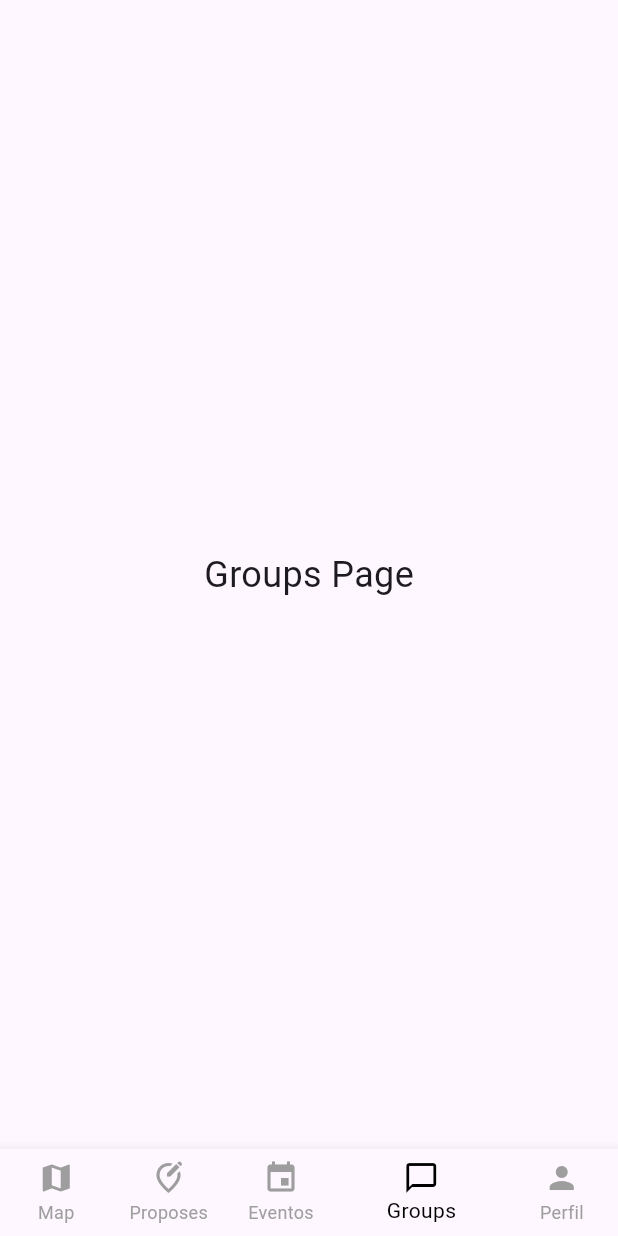
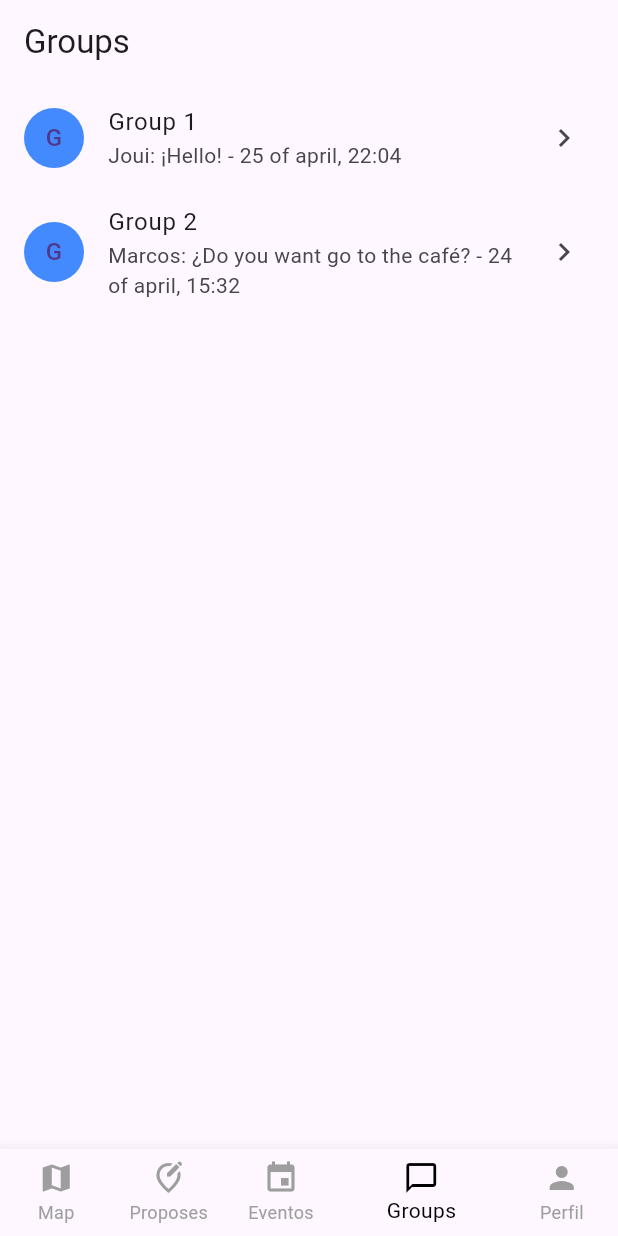
Before and after one commit to the-code-team/PostIn-App, a Flutter app: the screen it shows after launch, item 4 of the bottom bar chosen, on a phone screen of 412 x 824 dp. Run offline on Flutter 3.47's test engine with Material 3 defaults, Android fonts, the phone set to English and light mode, and no system bars; our stand-ins replace flutter_map, latlong2.

Commit message:
Feat/groups view (#6)
* Feat/Groups view

* Fix/Language change to English

* Feat/Animation when you press group

* Feat/Pin groups

```diff
--- a/lib/pages/groupsPage.dart
+++ b/lib/pages/groupsPage.dart
@@ -1,12 +1,93 @@
 import 'package:flutter/material.dart';
+import 'package:postin_app/pages/chatPage.dart';
 
-class GroupsPage extends StatelessWidget {
+class GroupsPage extends StatefulWidget {
+  @override
+  _GroupsPageState createState() => _GroupsPageState();
+}
+
+class _GroupsPageState extends State<GroupsPage> {
+  List<Map<String, dynamic>> groups = [
+    {
+      'name': 'Group 1',
+      'lastMessage': 'Joui: ¡Hello!',
+      'time': '25 of april, 22:04',
+      'isPinned': false,
+    },
+    {
+      'name': 'Group 2',
+      'lastMessage': 'Marcos: ¿Do you want go to the café?',
+      'time': '24 of april, 15:32',
+      'isPinned': false,
+    },
+    // Añade más grupos aquí
+  ];
+
+  void _pinGroup(int index) {
+    setState(() {
+      final isPinned = groups[index]['isPinned'];
+      groups[index]['isPinned'] = !isPinned;
+      if (isPinned) {
+        final group = groups.removeAt(index);
+        groups.insert(0, group);
+      } else {
+        final group = groups.removeAt(index);
+        groups.add(group);
+      }
+    });
+  }
+
   @override
   Widget build(BuildContext context) {
-    return Center(
-      child: Text(
-        'Groups Page',
-        style: TextStyle(fontSize: 24.0),
+    groups.sort((a, b) {
+      int pinA = a['isPinned'] ? 1 : 0;
+      int pinB = b['isPinned'] ? 1 : 0;
+      return pinB.compareTo(pinA);
+    });
+
+    return Scaffold(
+      appBar: AppBar(
+        title: Text('Groups'),
+      ),
+      body: ListView.builder(
+        itemCount: groups.length,
+        itemBuilder: (context, index) {
+          var group = groups[index];
+          return InkWell(
+            onLongPress: () => _pinGroup(index),
+            onTap: () {
+              Navigator.push(
+                context,
+                PageRouteBuilder(
+                  pageBuilder: (context, animation, secondaryAnimation) =>
+                      ChatPage(groupName: group['name']),
+                  transitionsBuilder:
+                      (context, animation, secondaryAnimation, child) {
+                    return SlideTransition(
+                      position: Tween<Offset>(
+                        begin: const Offset(1.0, 0.0),
+                        end: Offset.zero,
+                      ).animate(animation),
+                      child: child,
+                    );
+                  },
+                ),
+              );
+            },
+            child: ListTile(
+              leading: CircleAvatar(
+                backgroundColor:
+                    group['isPinned'] ? Colors.red : Colors.blueAccent,
+                child: Text(group['name'][0]),
+              ),
+              title: Text(group['name']),
+              subtitle: Text('${group['lastMessage']} - ${group['time']}'),
+              trailing: group['isPinned']
+                  ? Icon(Icons.push_pin)
+                  : Icon(Icons.chevron_right),
+            ),
+          );
+        },
       ),
     );
   }
```
Also changed, not shown: lib/pages/chatPage.dart (added, +16 -0 lines).
